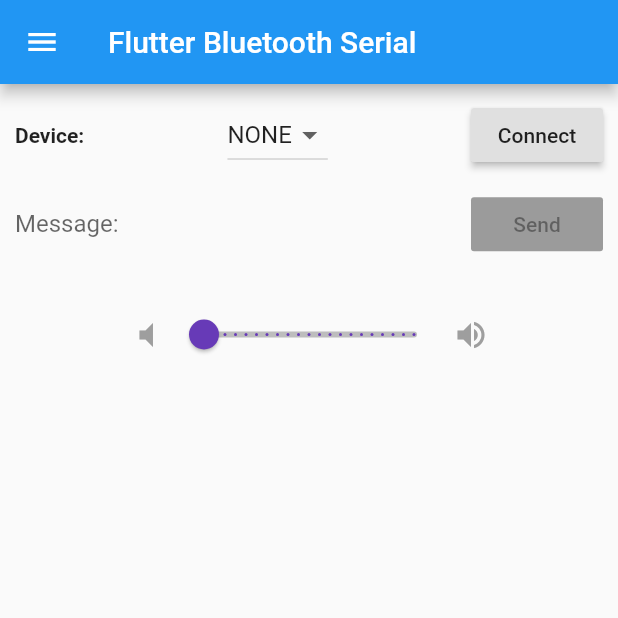
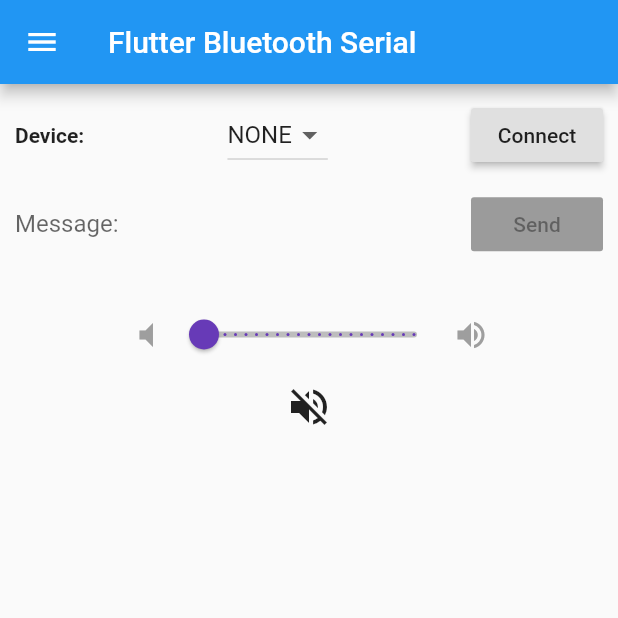
Before and after one commit to Saiqui/SoundBerry-Android-App, a Flutter app: the screen it shows after launch, on a phone screen of 412 x 824 dp, the top half of it. Run offline on Flutter 3.47's test engine with Material 2 defaults, Android fonts, the phone set to English and light mode, and no system bars; our stand-ins replace flutter_bluetooth_serial, fluttertoast.

```diff
--- a/lib/home_page.dart
+++ b/lib/home_page.dart
@@ -173,6 +173,14 @@ class _MyAppState extends State<MyApp> {
                 padding: EdgeInsets.only(top: 20),
               ),
               SliderVolume(),
+              IconButton(
+                iconSize: 32.0,
+                icon: Icon(Icons.volume_off),
+                tooltip: 'Mute',
+                onPressed: (){
+                  bluetooth.write('m.1');
+                },
+                ),
             ],
           ),
         ),
```
